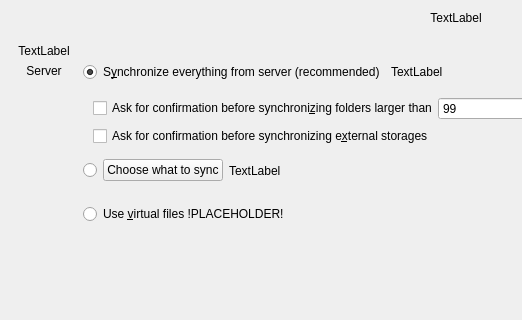
Above: src/gui/wizard/owncloudadvancedsetuppage.ui from nextcloud/desktop before the change; both pictures show x 0 to 522 and y 0 to 320 of the 912 by 633 pixel window. Below: the same form after it.
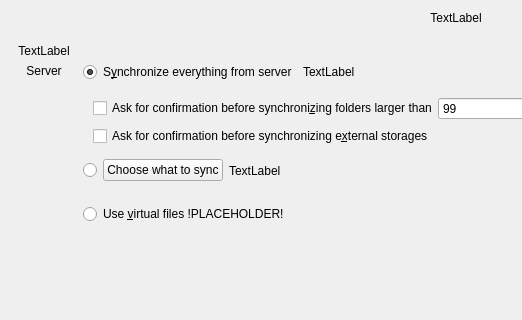
That is the form after the change.

Commit message: It's not really recommended anymore at least not on Windows

Patch:
```diff
--- a/src/gui/wizard/owncloudadvancedsetuppage.ui
+++ b/src/gui/wizard/owncloudadvancedsetuppage.ui
@@ -87,7 +87,7 @@
           <item>
            <widget class="QRadioButton" name="rSyncEverything">
             <property name="text">
-             <string>S&amp;ynchronize everything from server (recommended)</string>
+             <string>S&amp;ynchronize everything from server</string>
             </property>
             <property name="checked">
              <bool>true</bool>
```
